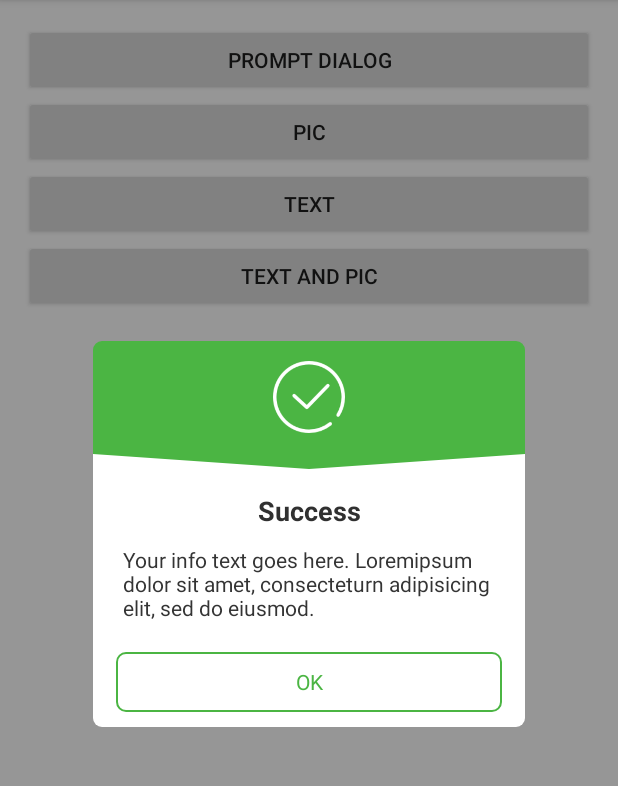
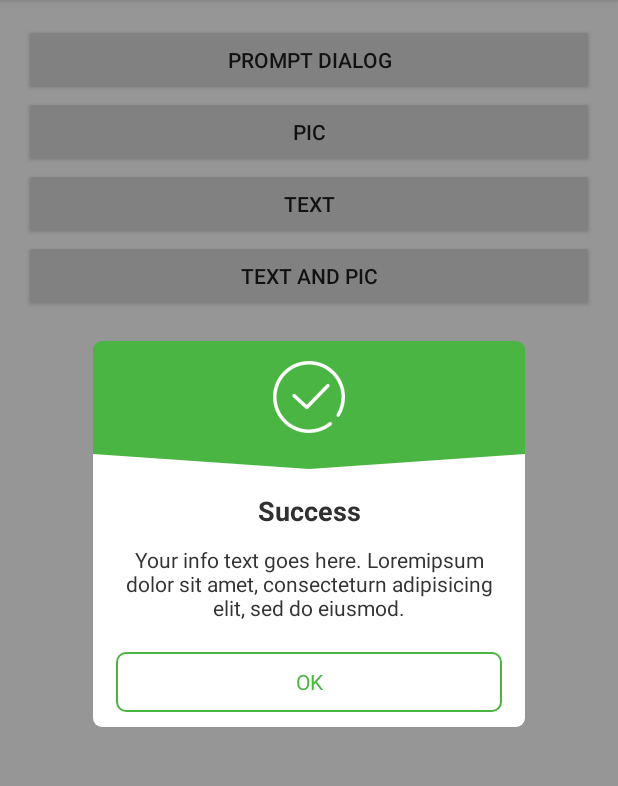
Before and after one commit to Svettis2k/CustomDialog, an Android app: the screen it shows after launch (MainActivity), after a tap on "PROMPT DIALOG", on a phone screen of 412 x 824 dp, the part 84-870 px from its top. Run offline under Robolectric (Android 15) with nearby library versions, the phone set to English and light mode, and no system bars.

Commit message:
Added gravity center on content text

```diff
--- a/ColorDialog/src/main/res/layout/layout_promptdialog.xml
+++ b/ColorDialog/src/main/res/layout/layout_promptdialog.xml
@@ -58,7 +58,7 @@
             android:id="@+id/tvContent"
             android:layout_width="match_parent"
             android:layout_height="wrap_content"
-            android:gravity="left"
+            android:gravity="center"
             android:paddingBottom="10dp"
             android:paddingLeft="10dp"
             android:paddingRight="10dp"
```
